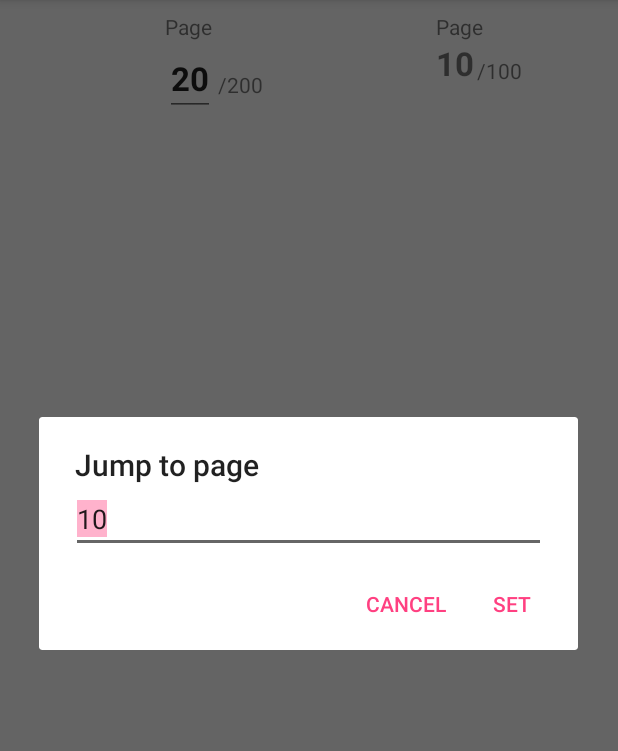
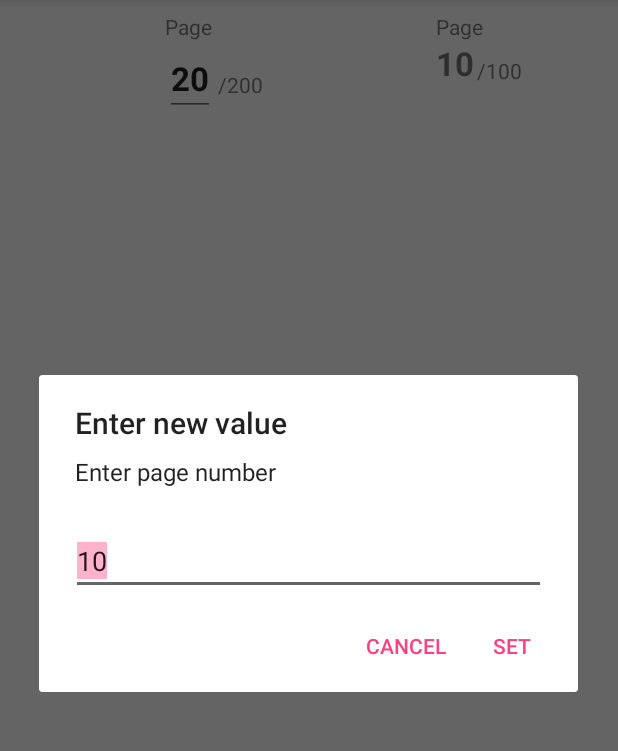
Before and after one commit to stanbar/Android-Prompter, an Android app: the screen it shows after launch (MainActivity), after a tap on "Page", on a phone screen of 412 x 824 dp, the part 84-835 px from its top. Run offline under Robolectric (Android 15) with nearby library versions, the phone set to English and light mode, and no system bars.

Commit message:
Fixed title default value to Enter new value

```diff
--- a/app/build.gradle
+++ b/app/build.gradle
@@ -25,8 +25,8 @@ android {
         applicationId "com.stasbar.prompter"
         minSdkVersion 17
         targetSdkVersion 26
-        versionCode 3
-        versionName "2.2"
+        versionCode 4
+        versionName "2.3"
         testInstrumentationRunner "android.support.test.runner.AndroidJUnitRunner"
     }
     buildTypes {
--- a/app/src/main/java/com/stasbar/prompter/MainActivity.kt
+++ b/app/src/main/java/com/stasbar/prompter/MainActivity.kt
@@ -32,14 +32,13 @@ class MainActivity : AppCompatActivity() {
 
         val book = Book()
         Prompter.showWithClick(tvPage, supportFragmentManager)
-                .title("Jump to page")
                 .message("Enter page number")
                 .inputType(InputType.TYPE_CLASS_NUMBER)
                 .hintMode() //Current value will be displayed as hint
                 .validate("Please enter page in range of [1, ${book.size}]") { it.toInt() in 1..book.size }
 
         val prompter = Prompter.on(tvPage, supportFragmentManager)
-                .title("Jump to page")
+                .message("Enter page number")
                 .validate("Please enter page in range of [1, ${book.size}]") { it.toInt() in 1..book.size }
 
         container.setOnClickListener { prompter.show() }
--- a/library/src/main/java/com/stasbar/prompter/Builder.kt
+++ b/library/src/main/java/com/stasbar/prompter/Builder.kt
@@ -104,7 +104,7 @@ abstract class Builder(val fragmentManager: FragmentManager) {
     protected open fun show() {
         val inputType = if (inputType == InputType.TYPE_NULL) figureDefaultInputType() else this.inputType
         val currentValue: String = if (currentValue == null) figureCurrentValue() else this.currentValue!!
-        val title: String = if (title == null) getContext().getString(R.string.invalid_value) else title!!
+        val title: String = if (title == null) getContext().getString(R.string.enter_new_value) else title!!
         val failMessage: String = if (failMessage == null) getContext().getString(R.string.invalid_value) else failMessage!!
 
         dialog = Prompter.newInstance(inputType = inputType
```
